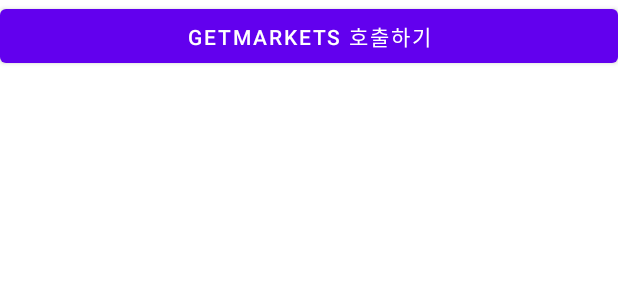
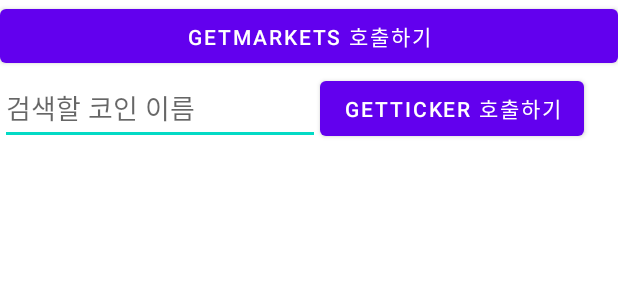
Before and after one commit to DoTheBestMayB/UpbitAPI, an Android app: the layout activity_main.xml on its own in the app's theme, with its tools: preview values and no code run, on a phone screen of 412 x 824 dp. Shown: the top 300 px of the screen. Run offline under Robolectric (Android 15) with nearby library versions, the phone set to English and light mode, and no system bars.

Commit message:
feat: getTicker 동작 확인 가능하도록 layout xml 구현

```diff
--- a/app/src/main/java/com/github/dodobest/upbitapi/UpbitViewModel.kt
+++ b/app/src/main/java/com/github/dodobest/upbitapi/UpbitViewModel.kt
@@ -1,5 +1,6 @@
 package com.github.dodobest.upbitapi
 
+import android.text.Editable
 import android.util.Log
 import androidx.lifecycle.LiveData
 import androidx.lifecycle.MutableLiveData
@@ -24,9 +25,17 @@ class UpbitViewModel(
     val tickerData: LiveData<MutableMap<String, UpbitTickerData>>
         get() = _tickerData
 
+    private val _tickerSearchName = MutableLiveData<String>()
+    val tickerSearchName: LiveData<String>
+        get() = _tickerSearchName
+
     private val _errMessage = MutableLiveData<String>()
     val errMessage: LiveData<String>
         get() = _errMessage
+
+    fun setTickerSearchName(inputSearchName: Editable) {
+        _tickerSearchName.value = inputSearchName.toString()
+    }
 
     fun getMarkets() {
         processSingleData(getMarketsUseCase.execute(), { upbitMarketDataList ->
--- a/app/src/main/res/layout/activity_main.xml
+++ b/app/src/main/res/layout/activity_main.xml
@@ -1,13 +1,13 @@
 <?xml version="1.0" encoding="utf-8"?>
-<layout>
+<layout xmlns:tools="http://schemas.android.com/tools"
+    xmlns:android="http://schemas.android.com/apk/res/android">
     <data>
         <variable
             name="viewModel"
             type="com.github.dodobest.upbitapi.UpbitViewModel" />
     </data>
 
-    <LinearLayout xmlns:tools="http://schemas.android.com/tools"
-        xmlns:android="http://schemas.android.com/apk/res/android"
+    <LinearLayout
         android:layout_width="match_parent"
         android:layout_height="match_parent"
         android:orientation="vertical"
@@ -20,10 +20,39 @@
             android:onClick="@{() -> viewModel.getMarkets()}"
             android:text="@string/getMarketsButton" />
 
+        <LinearLayout
+            android:layout_width="match_parent"
+            android:layout_height="wrap_content"
+            android:orientation="horizontal">
+
+            <EditText
+                android:id="@+id/editTextTickerName"
+                android:layout_width="wrap_content"
+                android:layout_height="match_parent"
+                android:ems="10"
+                android:inputType="text"
+                android:hint="@string/editTextTickerNameHint"
+                android:afterTextChanged="@{viewModel::setTickerSearchName}"
+                android:text="@{viewModel.tickerSearchName}"/>
+
+            <Button
+                android:id="@+id/getTickerButton"
+                android:layout_width="wrap_content"
+                android:layout_height="match_parent"
+                android:onClick="@{() -> viewModel.getTicker(viewModel.tickerSearchName)}"
+                android:text="@string/getTickerButton" />
+
+        </LinearLayout>
+
         <TextView
             android:layout_width="match_parent"
             android:layout_height="wrap_content"
             android:text="@{viewModel.marketData.toString()}" />
 
+        <TextView
+            android:layout_width="match_parent"
+            android:layout_height="wrap_content"
+            android:text="@{viewModel.tickerData.toString()}" />
+
     </LinearLayout>
 </layout>
--- a/app/src/main/res/values/strings.xml
+++ b/app/src/main/res/values/strings.xml
@@ -1,4 +1,6 @@
 <resources>
     <string name="app_name">UpbitAPI</string>
     <string name="getMarketsButton">getMarkets 호출하기</string>
+    <string name="getTickerButton">getTicker 호출하기</string>
+    <string name="editTextTickerNameHint">검색할 코인 이름</string>
 </resources>
```
